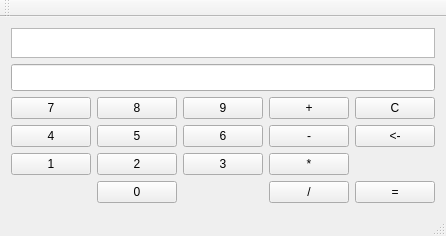
Old version of the form 37_1_task_Qt_Calculator/calc.ui in the repository XpeHo3eM/Learning_CPP.
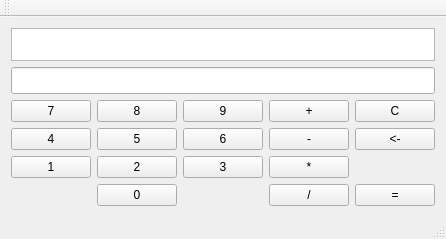
New version of the form.

The edit to the form file:
```diff
--- a/37_1_task_Qt_Calculator/calc.ui
+++ b/37_1_task_Qt_Calculator/calc.ui
@@ -40,7 +40,7 @@
         <property name="maximumSize">
          <size>
           <width>16777215</width>
-          <height>30</height>
+          <height>33</height>
          </size>
         </property>
         <property name="font">
```
